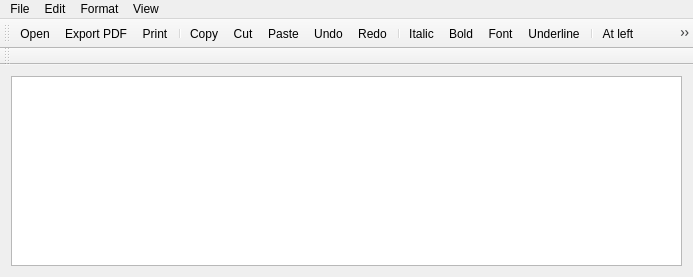
First picture: the form in notepad.ui, repository letol/shared-editor, before the edit.
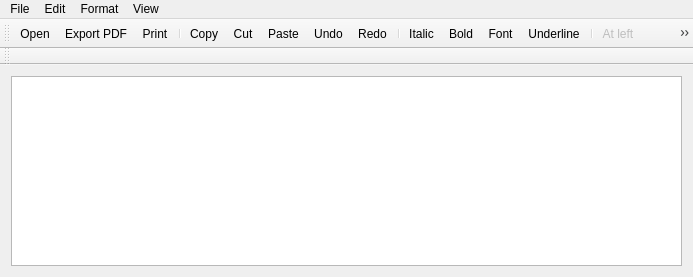
Second picture: the form after the edit. Icons and pictures are not drawn.

What changed in the file:
```diff
--- a/notepad.ui
+++ b/notepad.ui
@@ -386,6 +386,9 @@
    </property>
   </action>
   <action name="actionAt_left_2">
+   <property name="enabled">
+    <bool>false</bool>
+   </property>
    <property name="icon">
     <iconset resource="notepad.qrc">
      <normaloff>:/images/textleft.png</normaloff>:/images/textleft.png</iconset>
@@ -395,6 +398,9 @@
    </property>
   </action>
   <action name="actionCentered_2">
+   <property name="enabled">
+    <bool>false</bool>
+   </property>
    <property name="icon">
     <iconset>
      <normalon>:/images/textcenter.png</normalon>
@@ -405,6 +411,9 @@
    </property>
   </action>
   <action name="actionAt_right_2">
+   <property name="enabled">
+    <bool>false</bool>
+   </property>
    <property name="icon">
     <iconset resource="notepad.qrc">
      <normaloff>:/images/textright.png</normaloff>:/images/textright.png</iconset>
```
Left out of the diff: 3 changed lines with no effect on the pictures.
